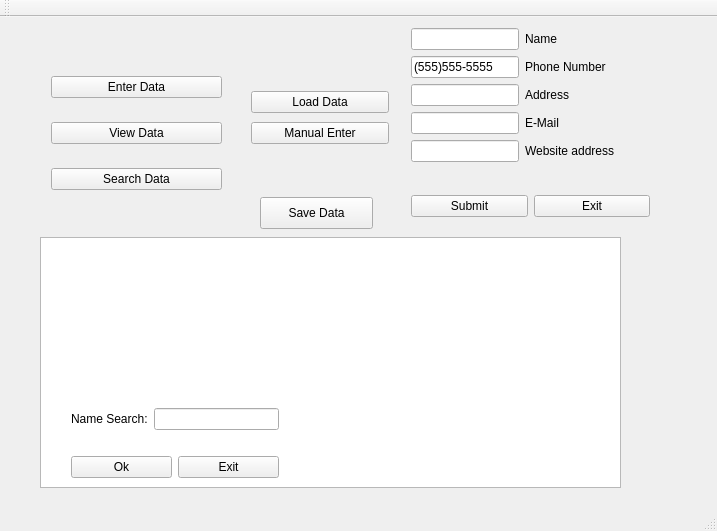
Old version of the form mainwindow.ui in the repository Alexander-petros/cis202-finalproject.
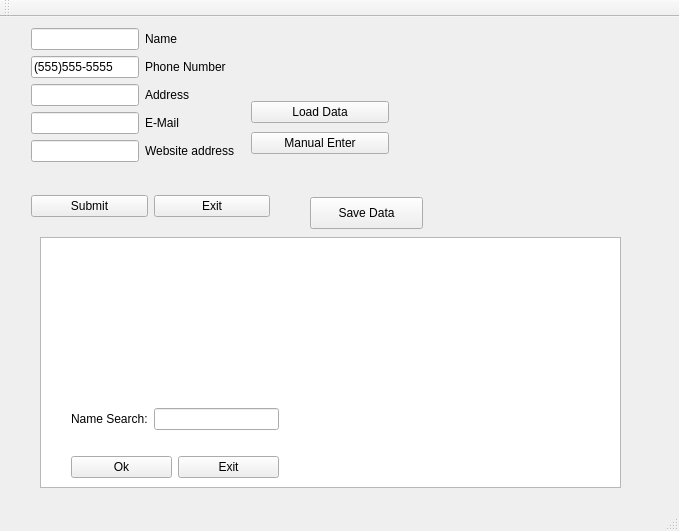
New version of the form.

```diff
--- a/mainwindow.ui
+++ b/mainwindow.ui
@@ -6,7 +6,7 @@
    <rect>
     <x>0</x>
     <y>0</y>
-    <width>717</width>
+    <width>679</width>
     <height>531</height>
    </rect>
   </property>
@@ -20,7 +20,7 @@
     </property>
     <property name="geometry">
      <rect>
-      <x>400</x>
+      <x>20</x>
       <y>0</y>
       <width>261</width>
       <height>211</height>
@@ -123,9 +123,9 @@
     <property name="geometry">
      <rect>
       <x>40</x>
-      <y>30</y>
+      <y>50</y>
       <width>193</width>
-      <height>173</height>
+      <height>151</height>
      </rect>
     </property>
     <layout class="QVBoxLayout" name="init_menu">
@@ -139,7 +139,7 @@
      <item>
       <widget class="QPushButton" name="view_data">
        <property name="text">
-        <string>View Data</string>
+        <string>View All Data</string>
        </property>
       </widget>
      </item>
@@ -269,7 +269,7 @@
     <property name="geometry">
      <rect>
       <x>240</x>
-      <y>60</y>
+      <y>70</y>
       <width>160</width>
       <height>81</height>
      </rect>
@@ -294,7 +294,7 @@
    <widget class="QPushButton" name="data_save">
     <property name="geometry">
      <rect>
-      <x>260</x>
+      <x>310</x>
       <y>180</y>
       <width>113</width>
       <height>32</height>
```
Left out of the diff: 29 changed lines with no effect on the pictures.
